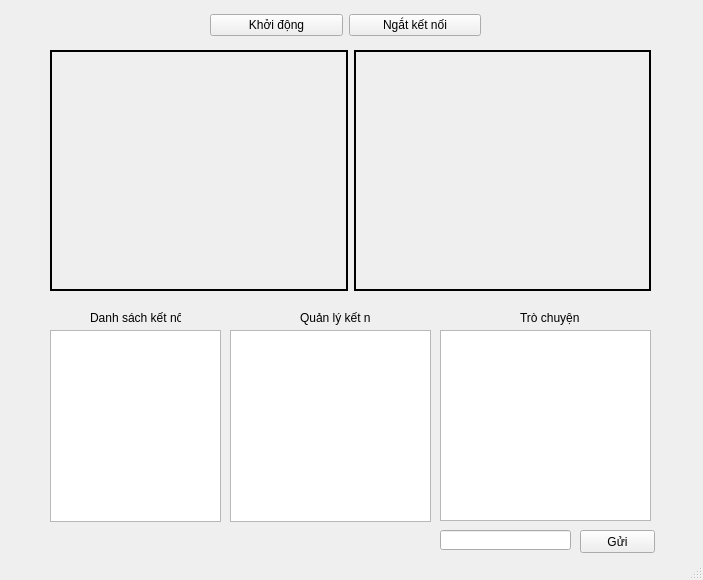
The window that ServerApp/server_ui.ui (NguyenTrung2002/DetectServer) describes before a commit, drawn with Qt 5.
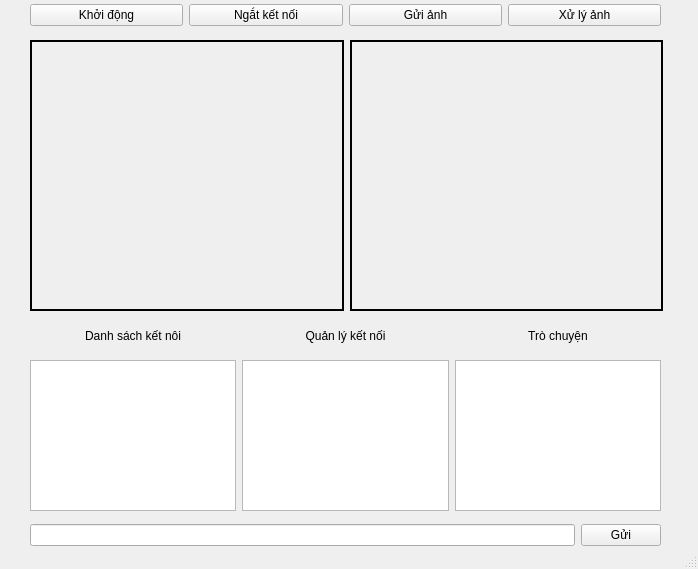
The same window after the commit.

What changed in the file:
```diff
--- a/ServerApp/server_ui.ui
+++ b/ServerApp/server_ui.ui
@@ -2,66 +2,46 @@
 <ui version="4.0">
  <class>MainWindow</class>
  <widget class="QMainWindow" name="MainWindow">
+  <property name="windowModality">
+   <enum>Qt::NonModal</enum>
+  </property>
+  <property name="enabled">
+   <bool>true</bool>
+  </property>
   <property name="geometry">
    <rect>
     <x>0</x>
     <y>0</y>
-    <width>703</width>
-    <height>580</height>
+    <width>698</width>
+    <height>569</height>
    </rect>
   </property>
   <property name="windowTitle">
    <string>MainWindow</string>
   </property>
+  <property name="autoFillBackground">
+   <bool>false</bool>
+  </property>
   <widget class="QWidget" name="centralwidget">
-   <widget class="QWidget" name="horizontalLayoutWidget">
-    <property name="geometry">
-     <rect>
-      <x>50</x>
-      <y>50</y>
-      <width>601</width>
-      <height>241</height>
-     </rect>
-    </property>
-    <layout class="QHBoxLayout" name="horizontalLayout">
-     <item>
-      <widget class="QLabel" name="imageRawLab">
-       <property name="frameShape">
-        <enum>QFrame::WinPanel</enum>
-       </property>
-       <property name="text">
-        <string/>
-       </property>
-       <property name="scaledContents">
-        <bool>false</bool>
-       </property>
-      </widget>
-     </item>
-     <item>
-      <widget class="QLabel" name="imageDetectLab">
-       <property name="frameShape">
-        <enum>QFrame::WinPanel</enum>
-       </property>
-       <property name="text">
-        <string/>
-       </property>
-       <property name="scaledContents">
-        <bool>false</bool>
-       </property>
-      </widget>
-     </item>
-    </layout>
-   </widget>
+   <property name="enabled">
+    <bool>true</bool>
+   </property>
+   <property name="tabletTracking">
+    <bool>true</bool>
+   </property>
    <widget class="QWidget" name="horizontalLayoutWidget_2">
     <property name="geometry">
      <rect>
-      <x>210</x>
-      <y>10</y>
-      <width>271</width>
+      <x>30</x>
+      <y>0</y>
+      <width>631</width>
       <height>31</height>
      </rect>
     </property>
     <layout class="QHBoxLayout" name="horizontalLayout_2">
+     <property name="spacing">
+      <number>6</number>
+     </property>
      <item>
       <widget class="QPushButton" name="connectBut">
        <property name="text">
@@ -76,105 +56,155 @@
        </property>
       </widget>
      </item>
+     <item>
+      <widget class="QPushButton" name="sendImageBut">
+       <property name="text">
+        <string>Gửi ảnh</string>
+       </property>
+      </widget>
+     </item>
+     <item>
+      <widget class="QPushButton" name="handleImageBut">
+       <property name="text">
+        <string>Xử lý ảnh</string>
+       </property>
+      </widget>
+     </item>
     </layout>
    </widget>
-   <widget class="QListView" name="connectedList">
-    <property name="enabled">
-     <bool>true</bool>
-    </property>
+   <widget class="QWidget" name="horizontalLayoutWidget_3">
     <property name="geometry">
      <rect>
-      <x>50</x>
-      <y>330</y>
-      <width>171</width>
-      <height>192</height>
+      <x>30</x>
+      <y>40</y>
+      <width>633</width>
+      <height>271</height>
      </rect>
     </property>
+    <layout class="QHBoxLayout" name="horizontalLayout_3">
+     <item>
+      <widget class="QLabel" name="imageRawLab">
+       <property name="frameShape">
+        <enum>QFrame::WinPanel</enum>
+       </property>
+       <property name="text">
+        <string/>
+       </property>
+       <property name="scaledContents">
+        <bool>false</bool>
+       </property>
+      </widget>
+     </item>
+     <item>
+      <widget class="QLabel" name="imageDetectLab">
+       <property name="frameShape">
+        <enum>QFrame::WinPanel</enum>
+       </property>
+       <property name="text">
+        <string/>
+       </property>
+       <property name="scaledContents">
+        <bool>false</bool>
+       </property>
+      </widget>
+     </item>
+    </layout>
    </widget>
-   <widget class="QTextEdit" name="chatTextEdit">
+   <widget class="QWidget" name="horizontalLayoutWidget">
     <property name="geometry">
      <rect>
-      <x>440</x>
-      <y>330</y>
-      <width>211</width>
-      <height>191</height>
+      <x>30</x>
+      <y>360</y>
+      <width>631</width>
+      <height>151</height>
      </rect>
     </property>
-    <property name="readOnly">
-     <bool>true</bool>
-    </property>
+    <layout class="QHBoxLayout" name="horizontalLayout_4">
+     <item>
+      <widget class="QListView" name="connectedList">
+       <property name="enabled">
+        <bool>true</bool>
+       </property>
+      </widget>
+     </item>
+     <item>
+      <widget class="QTextBrowser" name="manaTextEdit"/>
+     </item>
+     <item>
+      <widget class="QTextEdit" name="chatTextEdit">
+       <property name="readOnly">
+        <bool>true</bool>
+       </property>
+      </widget>
+     </item>
+    </layout>
    </widget>
-   <widget class="QLabel" name="label">
+   <widget class="QWidget" name="horizontalLayoutWidget_4">
     <property name="geometry">
      <rect>
-      <x>90</x>
-      <y>310</y>
-      <width>91</width>
-      <height>16</height>
+      <x>30</x>
+      <y>320</y>
+      <width>631</width>
+      <height>31</height>
      </rect>
     </property>
-    <property name="text">
-     <string>Danh sách kết nôi</string>
-    </property>
+    <layout class="QHBoxLayout" name="horizontalLayout_5">
+     <item>
+      <widget class="QLabel" name="label">
+       <property name="layoutDirection">
+        <enum>Qt::LeftToRight</enum>
+       </property>
+       <property name="text">
+        <string>Danh sách kết nôi</string>
+       </property>
+       <property name="alignment">
+        <set>Qt::AlignCenter</set>
+       </property>
+      </widget>
+     </item>
+     <item>
+      <widget class="QLabel" name="label_3">
+       <property name="text">
+        <string>Quản lý kết nối</string>
+       </property>
+       <property name="alignment">
+        <set>Qt::AlignCenter</set>
+       </property>
+      </widget>
+     </item>
+     <item>
+      <widget class="QLabel" name="label_2">
+       <property name="text">
+        <string>Trò chuyện</string>
+       </property>
+       <property name="alignment">
+        <set>Qt::AlignCenter</set>
+       </property>
+      </widget>
+     </item>
+    </layout>
    </widget>
-   <widget class="QLabel" name="label_2">
+   <widget class="QWidget" name="horizontalLayoutWidget_5">
     <property name="geometry">
      <rect>
-      <x>520</x>
-      <y>310</y>
-      <width>61</width>
-      <height>16</height>
+      <x>30</x>
+      <y>520</y>
+      <width>631</width>
+      <height>31</height>
      </rect>
     </property>
-    <property name="text">
-     <string>Trò chuyện</string>
-    </property>
-   </widget>
-   <widget class="QLineEdit" name="sendLine">
-    <property name="geometry">
-     <rect>
-      <x>440</x>
-      <y>530</y>
-      <width>131</width>
-      <height>20</height>
-     </rect>
-    </property>
-   </widget>
-   <widget class="QPushButton" name="sendBut">
-    <property name="geometry">
-     <rect>
-      <x>580</x>
-      <y>530</y>
-      <width>75</width>
-      <height>23</height>
-     </rect>
-    </property>
-    <property name="text">
-     <string>Gửi</string>
-    </property>
-   </widget>
-   <widget class="QTextBrowser" name="manaTextEdit">
-    <property name="geometry">
-     <rect>
-      <x>230</x>
-      <y>330</y>
-      <width>201</width>
-      <height>192</height>
-     </rect>
-    </property>
-   </widget>
-   <widget class="QLabel" name="label_3">
-    <property name="geometry">
-     <rect>
-      <x>300</x>
-      <y>310</y>
-      <width>71</width>
-      <height>16</height>
-     </rect>
-    </property>
-    <property name="text">
-     <string>Quản lý kết nối</string>
-    </property>
+    <layout class="QHBoxLayout" name="horizontalLayout_7">
+     <item>
+      <widget class="QLineEdit" name="sendLine"/>
+     </item>
+     <item>
+      <widget class="QPushButton" name="sendBut">
+       <property name="text">
+        <string>Gửi</string>
+       </property>
+      </widget>
+     </item>
+    </layout>
    </widget>
   </widget>
   <widget class="QStatusBar" name="statusbar"/>
```
Left out of the diff: 6 changed lines with no effect on the pictures.
